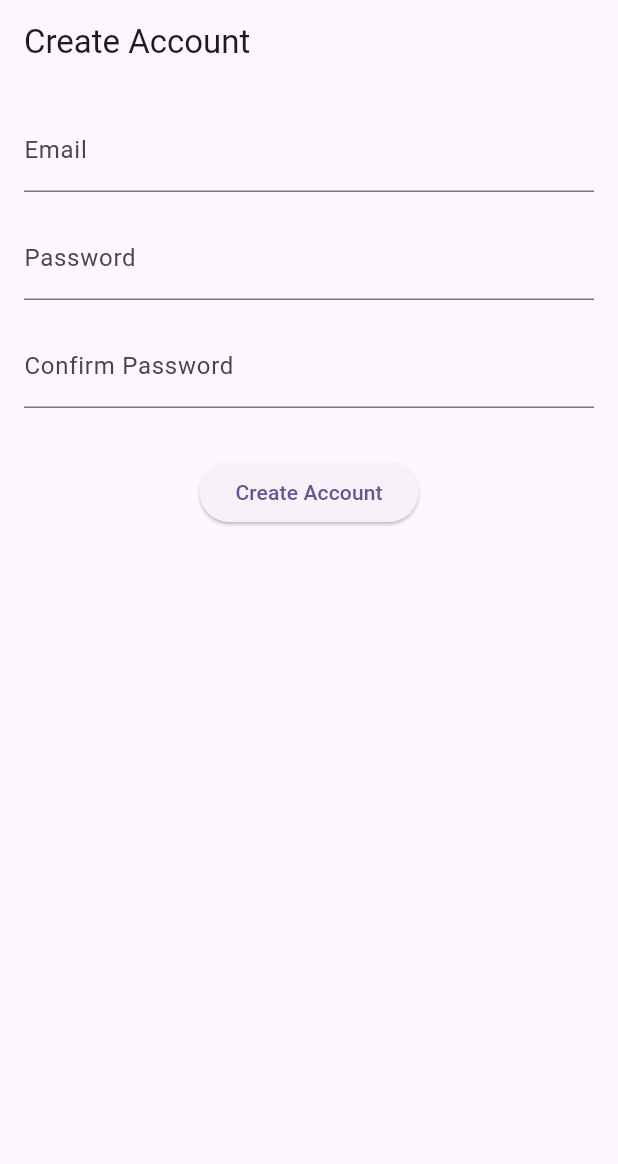
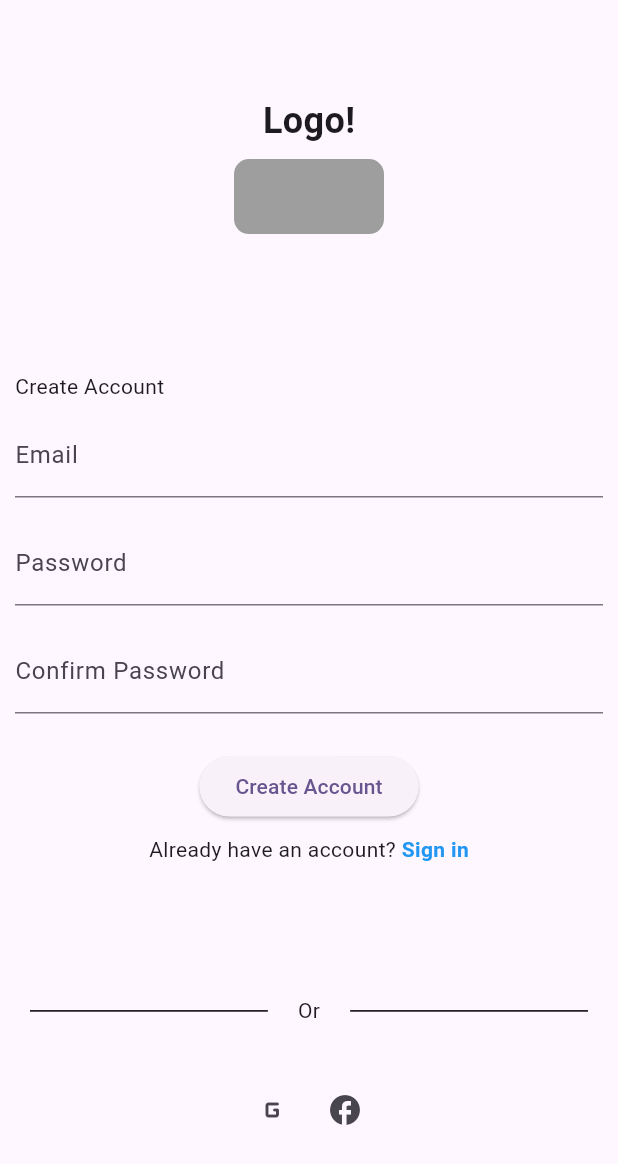
Before and after one commit to LS-StudyCodes/A-Couple-Tasks_App, a Flutter app: the screen it shows after launch, on a phone screen of 412 x 824 dp. Shown: the top 1164 px of the screen. Run offline on Flutter 3.47's test engine with Material 3 defaults, Android fonts, the phone set to English and light mode, and no system bars.

Commit message:
Created Create account page initial design

```diff
--- a/lib/features/login_features/presentation/create_account_page.dart
+++ b/lib/features/login_features/presentation/create_account_page.dart
@@ -1,4 +1,7 @@
+import 'package:flutter/cupertino.dart';
+import 'package:flutter/gestures.dart';
 import 'package:flutter/material.dart';
+import 'package:flutter/widgets.dart';
 
 class CreateAccountPage extends StatefulWidget {
   const CreateAccountPage({Key? key}) : super(key: key);
@@ -29,12 +32,49 @@ class _CreateAccountPageState extends State<CreateAccountPage> {
   @override
   Widget build(BuildContext context) {
     return Scaffold(
-      appBar: AppBar(
-        title: const Text('Create Account'),
+      body: SafeArea(
+        child: LayoutBuilder(
+          builder: (context, constraints) {
+            double smallSpacer = constraints.maxHeight * 0.01;
+            double mediumSpacer = constraints.maxHeight * 0.03;
+            double headerHeight = constraints.maxHeight * 0.20;
+            double footerHeight = constraints.maxHeight * 0.20;
+
+            return Column(
+              mainAxisAlignment: MainAxisAlignment.spaceAround,
+              children: [
+                Container(
+                  height: headerHeight,
+                  child: Column(
+                    mainAxisAlignment: MainAxisAlignment.center,
+                    children: [
+                      Text(
+                        'Logo!',
+                        style: TextStyle(
+                            fontSize: 24, fontWeight: FontWeight.bold),
                       ),
-      body: Padding(
-        padding: const EdgeInsets.all(16.0),
-        child: Form(
+                      SizedBox(height: smallSpacer),
+                      Container(
+                        height: 50,
+                        width: 100,
+                        decoration: BoxDecoration(
+                          color: Colors.grey,
+                          borderRadius: BorderRadius.circular(10),
+                        ),
+                      ),
+                    ],
+                  ),
+                ),
+                Padding(
+                  padding: const EdgeInsets.only(left: 10, right: 10),
+                  child: Column(
+                    children: [
+                      Align(
+                          alignment: Alignment.centerLeft,
+                          child: Text("Create Account")
+                      ),
+                      SizedBox(height: smallSpacer),
+                      Form(
                         key: _formKey,
                         child: Column(
                           children: [
@@ -87,7 +127,7 @@ class _CreateAccountPageState extends State<CreateAccountPage> {
                                 return null;
                               },
                             ),
-              const SizedBox(height: 32.0),
+                            SizedBox(height: mediumSpacer),
                             ElevatedButton(
                               onPressed: () {
                                 if (_formKey.currentState!.validate()) {
@@ -97,8 +137,81 @@ class _CreateAccountPageState extends State<CreateAccountPage> {
                               },
                               child: const Text('Create Account'),
                             ),
+                            SizedBox(height: smallSpacer),
+                            RichText(
+                              text: TextSpan(
+                                text: 'Already have an account?',
+                                style: DefaultTextStyle.of(context).style,
+                                children: <TextSpan>[
+                                  TextSpan(
+                                    text: ' Sign in',
+                                    style: TextStyle(
+                                        color: Colors.blue,
+                                        fontWeight: FontWeight.bold),
+                                    recognizer: TapGestureRecognizer()
+                                      ..onTap = () {
+                                        // TODO: Go to login Page
+                                      },
+                                  )
                                 ],
                               ),
+                            ),
+                          ],
+                        ),
+                      ),
+                    ],
+                  ),
+                ),
+                Align(
+                  alignment: Alignment.bottomCenter,
+                  child: Container(
+                    height: footerHeight,
+                    child: Column(
+                      mainAxisAlignment: MainAxisAlignment.spaceEvenly,
+                      children: [
+                        Row(
+                          mainAxisAlignment: MainAxisAlignment.center,
+                          children: [
+                            Expanded(child: Divider(
+                              color: Colors.black,
+                              height: 20,
+                              thickness: 1,
+                              indent: 20,
+                              endIndent: 20,
+                            ),
+                            ),
+                            Text('Or'),
+                            Expanded(
+                              child: Divider(
+                                color: Colors.black,
+                                height: 20,
+                                thickness: 1,
+                                indent: 20,
+                                endIndent: 20,
+                              ),
+                            ),
+                          ],
+                        ),
+                        Row(
+                          mainAxisAlignment: MainAxisAlignment.center,
+                          children: [
+                            IconButton(
+                              icon: Icon(Icons.g_mobiledata_rounded),
+                              onPressed: () {},
+                            ),
+                            IconButton(
+                              icon: Icon(Icons.facebook),
+                              onPressed: () {},
+                            ),
+                          ],
+                        ),
+                      ],
+                    ),
+                  ),
+                ),
+              ],
+            );
+          },
         ),
       ),
       );
```
Lines whose indentation alone changed are shown as unchanged.
